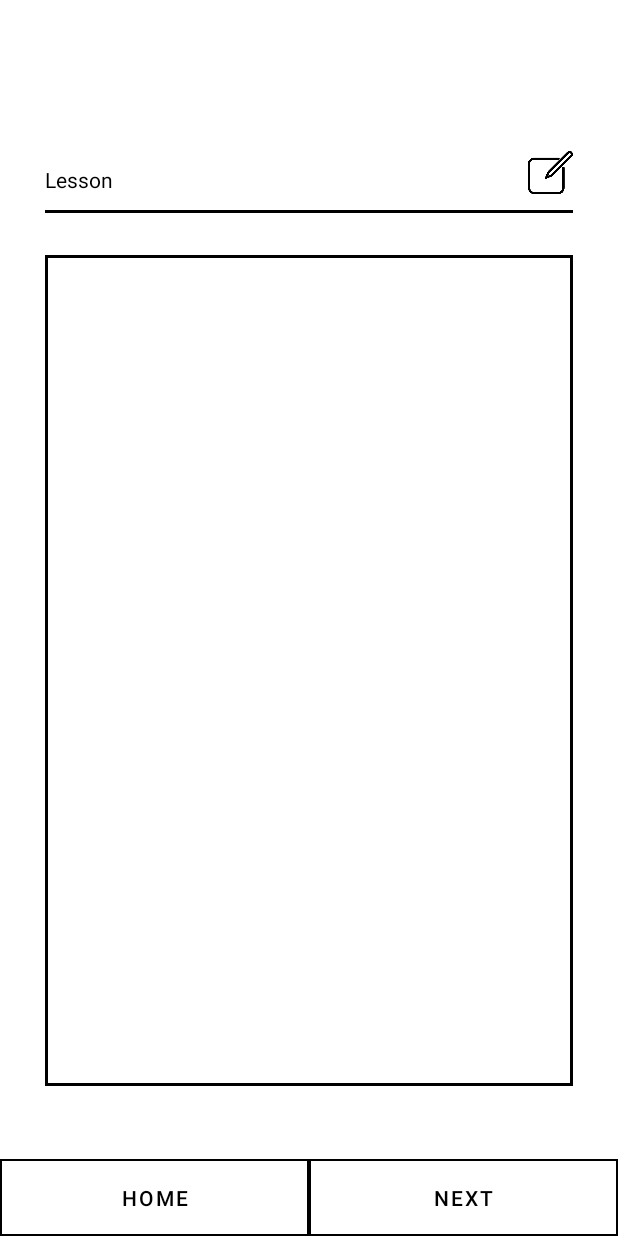
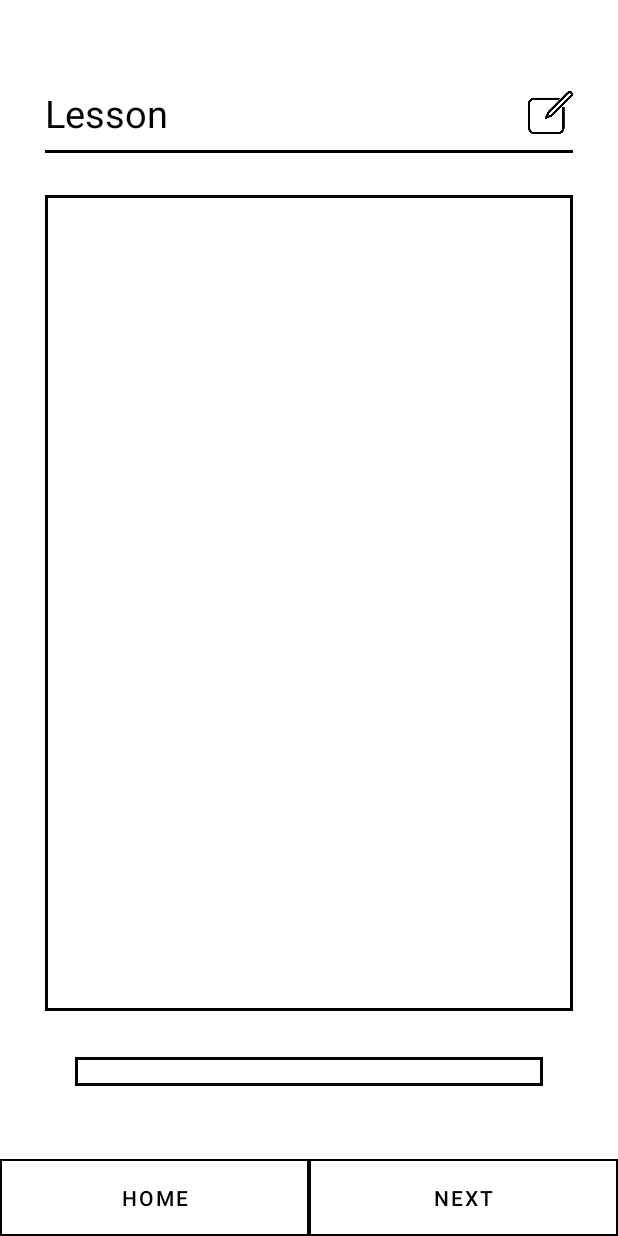
Before and after one commit to nhdvn/Enggo, an Android app: the Lesson screen opened directly, with no data from a screen before it, on a phone screen of 412 x 824 dp. Run offline under Robolectric (Android 15) with nearby library versions, the phone set to English and light mode, and no system bars; 8 statements that could not run were skipped.

Commit message:
activity lesson

```diff
--- a/app/src/main/res/layout/activity_lesson.xml
+++ b/app/src/main/res/layout/activity_lesson.xml
@@ -6,9 +6,8 @@
     <RelativeLayout
         android:layout_width="match_parent"
         android:layout_height="match_parent"
-        android:layout_marginTop="70dp"
+        android:layout_marginTop="30dp"
         android:layout_marginBottom="50dp"
-        android:paddingBottom="50dp"
         android:background="#5fff">
 
         <LinearLayout
@@ -22,9 +21,9 @@
                 android:text="Lesson"
                 android:textColor="@color/black"
                 android:layout_weight="1"
+                android:textSize="25dp"
                 android:layout_marginLeft="30dp"
-                android:layout_marginTop="20dp">
-            </TextView>
+                android:layout_marginTop="8dp"/>
 
             <ImageView
                 android:id="@+id/btn_note"
@@ -50,17 +49,22 @@
             android:layout_marginTop="100dp"
             android:layout_marginLeft="30dp"
             android:layout_marginRight="30dp"
+            android:layout_marginBottom="100dp"
             android:background="@drawable/quiz_border"
             android:orientation="vertical"
-            android:padding="20dp">
+            android:paddingHorizontal="20dp">
 
 
-            <TextView
-                android:id="@+id/status"
-                android:layout_width="match_parent"
-                android:layout_height="wrap_content"
-                android:layout_marginTop="300dp"/>
+
         </LinearLayout>
+
+        <TextView
+            android:id="@+id/status"
+            android:layout_margin="50dp"
+            android:layout_alignParentBottom="true"
+            android:layout_width="match_parent"
+            android:layout_height="wrap_content"
+            android:background="@drawable/quiz_border"/>
 
     </RelativeLayout>
 
```
Also changed, not shown: app/src/main/java/Activity/Lesson.java (+57 -30 lines), app/src/main/res/drawable/micro.jpg (added).
